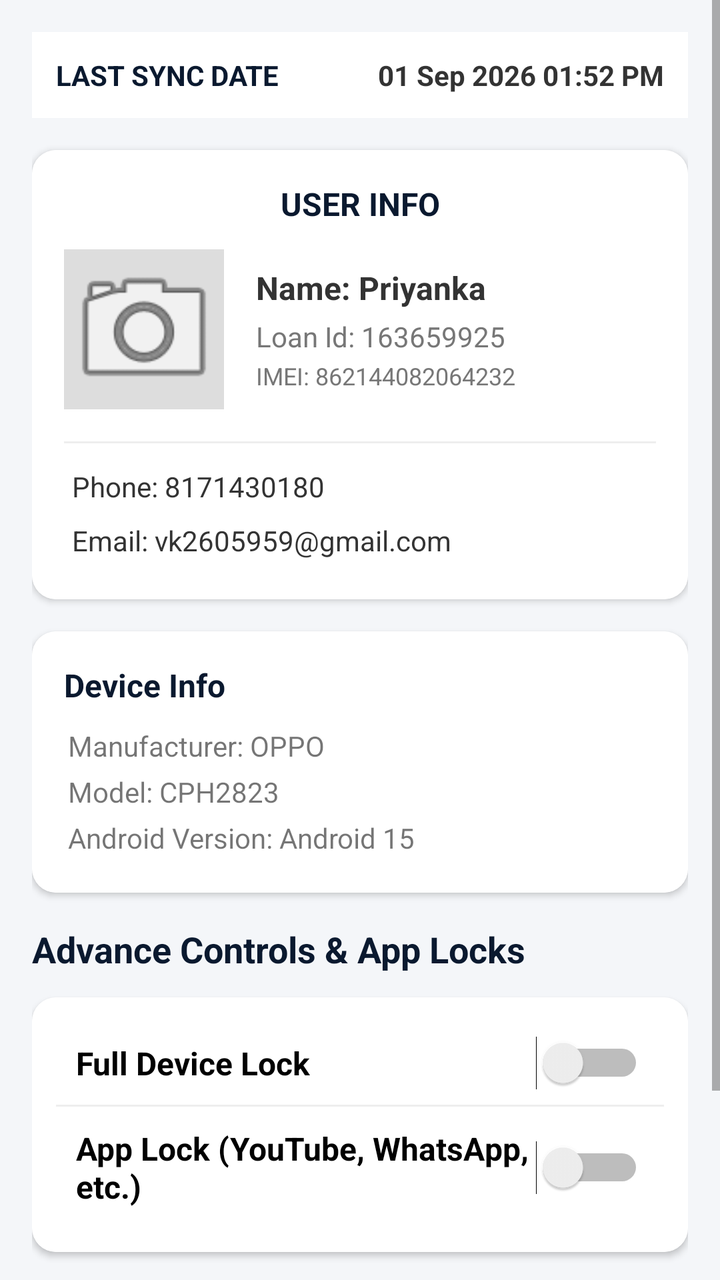
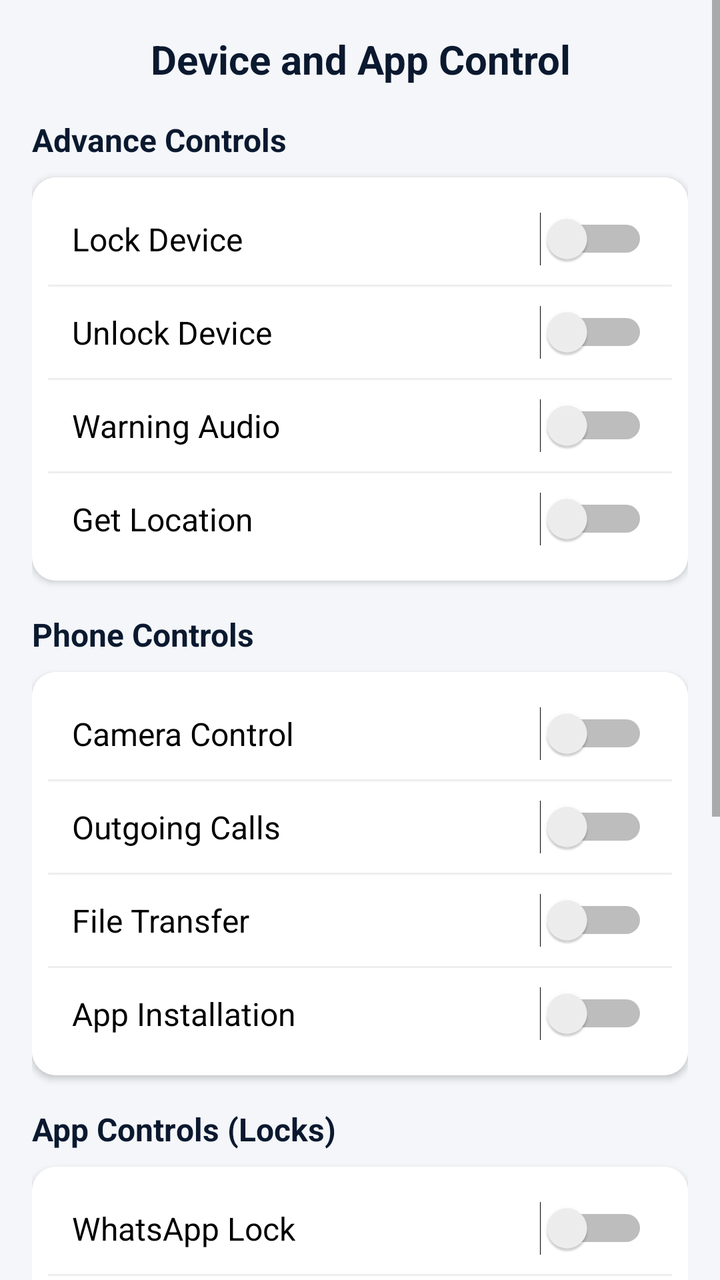

An Android layout rendered at two revisions. The XML below is the earlier revision; the diff shows what the commit changed to produce the second picture.
<!-- AndroidManifest.xml: application theme Theme.AppCompat.Light.NoActionBar -->
<!-- res/layout/activity_customer_detail_control.xml -->
<?xml version="1.0" encoding="utf-8"?>
<ScrollView xmlns:android="http://schemas.android.com/apk/res/android"
    xmlns:app="http://schemas.android.com/apk/res-auto"
    android:layout_width="match_parent"
    android:layout_height="match_parent"
    android:background="@color/colorBackground"
    android:fillViewport="true">

    <LinearLayout
        android:layout_width="match_parent"
        android:layout_height="wrap_content"
        android:orientation="vertical"
        android:padding="16dp">

        
        <LinearLayout
            android:layout_width="match_parent"
            android:layout_height="wrap_content"
            android:background="@color/white"
            android:padding="12dp"
            android:gravity="center_vertical"
            android:orientation="horizontal"
            android:layout_marginBottom="16dp">
            <TextView
                android:layout_width="0dp"
                android:layout_height="wrap_content"
                android:layout_weight="1"
                android:text="LAST SYNC DATE"
                android:textStyle="bold"
                android:textColor="@color/colorPrimary"
                android:textSize="14sp"/>
            <TextView
                android:id="@+id/tvLastSync"
                android:layout_width="wrap_content"
                android:layout_height="wrap_content"
                android:text="01 Sep 2026 01:52 PM"
                android:textColor="@color/colorTextPrimary"
                android:textSize="14sp"
                android:textStyle="bold"/>
        </LinearLayout>

        
        <androidx.cardview.widget.CardView
            android:layout_width="match_parent"
            android:layout_height="wrap_content"
            android:layout_marginBottom="16dp"
            app:cardCornerRadius="12dp"
            app:cardElevation="2dp">
            
            <LinearLayout
                android:layout_width="match_parent"
                android:layout_height="wrap_content"
                android:orientation="vertical"
                android:padding="16dp"
                android:background="@color/white">

                <TextView
                    android:layout_width="match_parent"
                    android:layout_height="wrap_content"
                    android:text="USER INFO"
                    android:gravity="center"
                    android:textStyle="bold"
                    android:textColor="@color/colorPrimary"
                    android:textSize="16sp"
                    android:layout_marginBottom="12dp"/>

                
                <LinearLayout
                    android:layout_width="match_parent"
                    android:layout_height="wrap_content"
                    android:orientation="horizontal"
                    android:gravity="center_vertical"
                    android:layout_marginBottom="16dp">
                    
                    <ImageView
                        android:id="@+id/imgCustomerPhoto"
                        android:layout_width="80dp"
                        android:layout_height="80dp"
                        android:background="#DDDDDD"
                        android:src="@android:drawable/ic_menu_camera"
                        android:scaleType="centerCrop"/>

                    <LinearLayout
                        android:layout_width="0dp"
                        android:layout_height="wrap_content"
                        android:layout_weight="1"
                        android:layout_marginStart="16dp"
                        android:orientation="vertical">
                        
                        <TextView
                            android:id="@+id/tvProfileName"
                            android:layout_width="wrap_content"
                            android:layout_height="wrap_content"
                            android:text="Name: Priyanka"
                            android:textStyle="bold"
                            android:textColor="@color/colorTextPrimary"
                            android:textSize="16sp"/>
                        <TextView
                            android:id="@+id/tvProfileLoanId"
                            android:layout_width="wrap_content"
                            android:layout_height="wrap_content"
                            android:text="Loan Id: 163659925"
                            android:textColor="@color/colorTextSecondary"
                            android:textSize="14sp"
                            android:layout_marginTop="4dp"/>
                        <TextView
                            android:id="@+id/tvProfileImei"
                            android:layout_width="wrap_content"
                            android:layout_height="wrap_content"
                            android:text="IMEI: 862144082064232"
                            android:textColor="@color/colorTextSecondary"
                            android:textSize="12sp"
                            android:layout_marginTop="2dp"/>
                    </LinearLayout>
                </LinearLayout>

                <View android:layout_width="match_parent" android:layout_height="1dp" android:background="#EEEEEE" android:layout_marginBottom="8dp"/>

                <TextView
                    android:id="@+id/tvProfilePhone"
                    android:layout_width="match_parent"
                    android:layout_height="wrap_content"
                    android:text="Phone: 8171430180"
                    android:textSize="14sp"
                    android:textColor="@color/colorTextPrimary"
                    android:padding="4dp"/>
                <TextView
                    android:id="@+id/tvProfileEmail"
                    android:layout_width="match_parent"
                    android:layout_height="wrap_content"
                    android:text="Email: vk2605959@gmail.com"
                    android:textSize="14sp"
                    android:textColor="@color/colorTextPrimary"
                    android:padding="4dp"/>
            </LinearLayout>
        </androidx.cardview.widget.CardView>

        
        <androidx.cardview.widget.CardView
            android:layout_width="match_parent"
            android:layout_height="wrap_content"
            android:layout_marginBottom="16dp"
            app:cardCornerRadius="12dp"
            app:cardElevation="2dp">
            
            <LinearLayout
                android:layout_width="match_parent"
                android:layout_height="wrap_content"
                android:orientation="vertical"
                android:padding="16dp"
                android:background="@color/white">
                <TextView
                    android:layout_width="match_parent"
                    android:layout_height="wrap_content"
                    android:text="Device Info"
                    android:textStyle="bold"
                    android:textColor="@color/colorPrimary"
                    android:textSize="16sp"
                    android:layout_marginBottom="8dp"/>
                <TextView android:layout_width="match_parent" android:layout_height="wrap_content" android:text="Manufacturer: OPPO" android:textSize="14sp" android:padding="2dp"/>
                <TextView android:layout_width="match_parent" android:layout_height="wrap_content" android:text="Model: CPH2823" android:textSize="14sp" android:padding="2dp"/>
                <TextView android:layout_width="match_parent" android:layout_height="wrap_content" android:text="Android Version: Android 15" android:textSize="14sp" android:padding="2dp"/>
            </LinearLayout>
        </androidx.cardview.widget.CardView>

        
        <TextView
            android:layout_width="match_parent"
            android:layout_height="wrap_content"
            android:text="Advance Controls &amp; App Locks"
            android:textStyle="bold"
            android:textColor="@color/colorPrimary"
            android:textSize="18sp"
            android:layout_marginBottom="12dp"/>

        <androidx.cardview.widget.CardView
            android:layout_width="match_parent"
            android:layout_height="wrap_content"
            android:layout_marginBottom="24dp"
            app:cardCornerRadius="12dp">
            
            <LinearLayout
                android:layout_width="match_parent"
                android:layout_height="wrap_content"
                android:orientation="vertical"
                android:background="@color/white"
                android:padding="12dp">

                <Switch
                    android:id="@+id/switchDeviceLock"
                    android:layout_width="match_parent"
                    android:layout_height="wrap_content"
                    android:text="Full Device Lock"
                    android:textSize="16sp"
                    android:textStyle="bold"
                    android:padding="10dp"/>
                <View android:layout_width="match_parent" android:layout_height="1dp" android:background="#EEEEEE"/>

                <Switch
                    android:id="@+id/switchAppLock"
                    android:layout_width="match_parent"
                    android:layout_height="wrap_content"
                    android:text="App Lock (YouTube, WhatsApp, etc.)"
                    android:textSize="16sp"
                    android:textStyle="bold"
                    android:padding="10dp"/>
            </LinearLayout>
        </androidx.cardview.widget.CardView>

        
        <Button
            android:id="@+id/btnUninstallSystem"
            android:layout_width="match_parent"
            android:layout_height="55dp"
            android:text="Uninstall (Remove Device Ownership)"
            android:backgroundTint="#8B0000"
            android:textColor="@color/white"
            android:textSize="15sp"
            android:textStyle="bold"
            android:layout_marginBottom="30dp"/>

    </LinearLayout>
</ScrollView>
<!-- resources referenced by this layout -->
<resources>
  <color name="colorBackground">#F4F6F9</color>
  <color name="colorPrimary">#0A192F</color>
  <color name="colorTextPrimary">#333333</color>
  <color name="colorTextSecondary">#777777</color>
  <color name="white">#FFFFFF</color>
</resources>

<!-- the commit's change to res/layout/activity_customer_detail_control.xml (unified diff, before → after) -->
@@ -12,154 +12,45 @@
         android:orientation="vertical"
         android:padding="16dp">
 
-        
-        <LinearLayout
+        <TextView
             android:layout_width="match_parent"
             android:layout_height="wrap_content"
-            android:background="@color/white"
-            android:padding="12dp"
-            android:gravity="center_vertical"
-            android:orientation="horizontal"
-            android:layout_marginBottom="16dp">
-            <TextView
-                android:layout_width="0dp"
-                android:layout_height="wrap_content"
-                android:layout_weight="1"
-                android:text="LAST SYNC DATE"
-                android:textStyle="bold"
-                android:textColor="@color/colorPrimary"
-                android:textSize="14sp"/>
-            <TextView
-                android:id="@+id/tvLastSync"
-                android:layout_width="wrap_content"
-                android:layout_height="wrap_content"
-                android:text="01 Sep 2026 01:52 PM"
-                android:textColor="@color/colorTextPrimary"
-                android:textSize="14sp"
-                android:textStyle="bold"/>
-        </LinearLayout>
+            android:text="Device and App Control"
+            android:textSize="20sp"
+            android:textStyle="bold"
+            android:textColor="@color/colorPrimary"
+            android:gravity="center"
+            android:layout_marginBottom="16dp"/>
 
         
+        <TextView
+            android:layout_width="match_parent"
+            android:layout_height="wrap_content"
+            android:text="Advance Controls"
+            android:textStyle="bold"
+            android:textColor="@color/colorPrimary"
+            android:textSize="16sp"
+            android:layout_marginBottom="8dp"/>
+
         <androidx.cardview.widget.CardView
             android:layout_width="match_parent"
             android:layout_height="wrap_content"
             android:layout_marginBottom="16dp"
-            app:cardCornerRadius="12dp"
-            app:cardElevation="2dp">
-            
+            app:cardCornerRadius="12dp">
             <LinearLayout
                 android:layout_width="match_parent"
                 android:layout_height="wrap_content"
                 android:orientation="vertical"
-                android:padding="16dp"
-                android:background="@color/white">
+                android:background="@color/white"
+                android:padding="8dp">
 
-                <TextView
-                    android:layout_width="match_parent"
-                    android:layout_height="wrap_content"
-                    android:text="USER INFO"
-                    android:gravity="center"
-                    android:textStyle="bold"
-                    android:textColor="@color/colorPrimary"
-                    android:textSize="16sp"
-                    android:layout_marginBottom="12dp"/>
-
-                
-                <LinearLayout
-                    android:layout_width="match_parent"
-                    android:layout_height="wrap_content"
-                    android:orientation="horizontal"
-                    android:gravity="center_vertical"
-                    android:layout_marginBottom="16dp">
-                    
-                    <ImageView
-                        android:id="@+id/imgCustomerPhoto"
-                        android:layout_width="80dp"
-                        android:layout_height="80dp"
-                        android:background="#DDDDDD"
-                        android:src="@android:drawable/ic_menu_camera"
-                        android:scaleType="centerCrop"/>
-
-                    <LinearLayout
-                        android:layout_width="0dp"
-                        android:layout_height="wrap_content"
-                        android:layout_weight="1"
-                        android:layout_marginStart="16dp"
-                        android:orientation="vertical">
-                        
-                        <TextView
-                            android:id="@+id/tvProfileName"
-                            android:layout_width="wrap_content"
-                            android:layout_height="wrap_content"
-                            android:text="Name: Priyanka"
-                            android:textStyle="bold"
-                            android:textColor="@color/colorTextPrimary"
-                            android:textSize="16sp"/>
-                        <TextView
-                            android:id="@+id/tvProfileLoanId"
-                            android:layout_width="wrap_content"
-                            android:layout_height="wrap_content"
-                            android:text="Loan Id: 163659925"
-                            android:textColor="@color/colorTextSecondary"
-                            android:textSize="14sp"
-                            android:layout_marginTop="4dp"/>
-                        <TextView
-                            android:id="@+id/tvProfileImei"
-                            android:layout_width="wrap_content"
-                            android:layout_height="wrap_content"
-                            android:text="IMEI: 862144082064232"
-                            android:textColor="@color/colorTextSecondary"
-                            android:textSize="12sp"
-                            android:layout_marginTop="2dp"/>
-                    </LinearLayout>
-                </LinearLayout>
-
-                <View android:layout_width="match_parent" android:layout_height="1dp" android:background="#EEEEEE" android:layout_marginBottom="8dp"/>
-
-                <TextView
-                    android:id="@+id/tvProfilePhone"
-                    android:layout_width="match_parent"
-                    android:layout_height="wrap_content"
-                    android:text="Phone: 8171430180"
-                    android:textSize="14sp"
-                    android:textColor="@color/colorTextPrimary"
-                    android:padding="4dp"/>
-                <TextView
-                    android:id="@+id/tvProfileEmail"
-                    android:layout_width="match_parent"
-                    android:layout_height="wrap_content"
-                    android:text="Email: vk2605959@gmail.com"
-                    android:textSize="14sp"
-                    android:textColor="@color/colorTextPrimary"
-                    android:padding="4dp"/>
-            </LinearLayout>
-        </androidx.cardview.widget.CardView>
-
-        
-        <androidx.cardview.widget.CardView
-            android:layout_width="match_parent"
-            android:layout_height="wrap_content"
-            android:layout_marginBottom="16dp"
-            app:cardCornerRadius="12dp"
-            app:cardElevation="2dp">
-            
-            <LinearLayout
-                android:layout_width="match_parent"
-                android:layout_height="wrap_content"
-                android:orientation="vertical"
-                android:padding="16dp"
-                android:background="@color/white">
-                <TextView
-                    android:layout_width="match_parent"
-                    android:layout_height="wrap_content"
-                    android:text="Device Info"
-                    android:textStyle="bold"
-                    android:textColor="@color/colorPrimary"
-                    android:textSize="16sp"
-                    android:layout_marginBottom="8dp"/>
-                <TextView android:layout_width="match_parent" android:layout_height="wrap_content" android:text="Manufacturer: OPPO" android:textSize="14sp" android:padding="2dp"/>
-                <TextView android:layout_width="match_parent" android:layout_height="wrap_content" android:text="Model: CPH2823" android:textSize="14sp" android:padding="2dp"/>
-                <TextView android:layout_width="match_parent" android:layout_height="wrap_content" android:text="Android Version: Android 15" android:textSize="14sp" android:padding="2dp"/>
+                <Switch android:id="@+id/switchLock" android:layout_width="match_parent" android:layout_height="wrap_content" android:text="Lock Device" android:padding="12dp" android:textSize="16sp"/>
+                <View android:layout_width="match_parent" android:layout_height="1dp" android:background="#EEEEEE"/>
+                <Switch android:id="@+id/switchUnlock" android:layout_width="match_parent" android:layout_height="wrap_content" android:text="Unlock Device" android:padding="12dp" android:textSize="16sp"/>
+                <View android:layout_width="match_parent" android:layout_height="1dp" android:background="#EEEEEE"/>
+                <Switch android:id="@+id/switchWarningAudio" android:layout_width="match_parent" android:layout_height="wrap_content" android:text="Warning Audio" android:padding="12dp" android:textSize="16sp"/>
+                <View android:layout_width="match_parent" android:layout_height="1dp" android:background="#EEEEEE"/>
+                <Switch android:id="@+id/switchGetLocation" android:layout_width="match_parent" android:layout_height="wrap_content" android:text="Get Location" android:padding="12dp" android:textSize="16sp"/>
             </LinearLayout>
         </androidx.cardview.widget.CardView>
 
@@ -167,43 +58,67 @@
         <TextView
             android:layout_width="match_parent"
             android:layout_height="wrap_content"
-            android:text="Advance Controls &amp; App Locks"
+            android:text="Phone Controls"
             android:textStyle="bold"
             android:textColor="@color/colorPrimary"
-            android:textSize="18sp"
-            android:layout_marginBottom="12dp"/>
+            android:textSize="16sp"
+            android:layout_marginBottom="8dp"/>
+
+        <androidx.cardview.widget.CardView
+            android:layout_width="match_parent"
+            android:layout_height="wrap_content"
+            android:layout_marginBottom="16dp"
+            app:cardCornerRadius="12dp">
+            <LinearLayout
+                android:layout_width="match_parent"
+                android:layout_height="wrap_content"
+                android:orientation="vertical"
+                android:background="@color/white"
+                android:padding="8dp">
+
+                <Switch android:id="@+id/switchCamera" android:layout_width="match_parent" android:layout_height="wrap_content" android:text="Camera Control" android:padding="12dp" android:textSize="16sp"/>
+                <View android:layout_width="match_parent" android:layout_height="1dp" android:background="#EEEEEE"/>
+                <Switch android:id="@+id/switchOutgoingCalls" android:layout_width="match_parent" android:layout_height="wrap_content" android:text="Outgoing Calls" android:padding="12dp" android:textSize="16sp"/>
+                <View android:layout_width="match_parent" android:layout_height="1dp" android:background="#EEEEEE"/>
+                <Switch android:id="@+id/switchFileTransfer" android:layout_width="match_parent" android:layout_height="wrap_content" android:text="File Transfer" android:padding="12dp" android:textSize="16sp"/>
+                <View android:layout_width="match_parent" android:layout_height="1dp" android:background="#EEEEEE"/>
+                <Switch android:id="@+id/switchAppInstallation" android:layout_width="match_parent" android:layout_height="wrap_content" android:text="App Installation" android:padding="12dp" android:textSize="16sp"/>
+            </LinearLayout>
+        </androidx.cardview.widget.CardView>
+
+        
+        <TextView
+            android:layout_width="match_parent"
+            android:layout_height="wrap_content"
+            android:text="App Controls (Locks)"
+            android:textStyle="bold"
+            android:textColor="@color/colorPrimary"
+            android:textSize="16sp"
+            android:layout_marginBottom="8dp"/>
 
         <androidx.cardview.widget.CardView
             android:layout_width="match_parent"
             android:layout_height="wrap_content"
             android:layout_marginBottom="24dp"
             app:cardCornerRadius="12dp">
-            
             <LinearLayout
                 android:layout_width="match_parent"
                 android:layout_height="wrap_content"
                 android:orientation="vertical"
                 android:background="@color/white"
-                android:padding="12dp">
+                android:padding="8dp">
 
-                <Switch
-                    android:id="@+id/switchDeviceLock"
-                    android:layout_width="match_parent"
-                    android:layout_height="wrap_content"
-                    android:text="Full Device Lock"
-                    android:textSize="16sp"
-                    android:textStyle="bold"
-                    android:padding="10dp"/>
+                <Switch android:id="@+id/switchWhatsapp" android:layout_width="match_parent" android:layout_height="wrap_content" android:text="WhatsApp Lock" android:padding="12dp" android:textSize="16sp"/>
                 <View android:layout_width="match_parent" android:layout_height="1dp" android:background="#EEEEEE"/>
-
-                <Switch
-                    android:id="@+id/switchAppLock"
-                    android:layout_width="match_parent"
-                    android:layout_height="wrap_content"
-                    android:text="App Lock (YouTube, WhatsApp, etc.)"
-                    android:textSize="16sp"
-                    android:textStyle="bold"
-                    android:padding="10dp"/>
+                <Switch android:id="@+id/switchTelegram" android:layout_width="match_parent" android:layout_height="wrap_content" android:text="Telegram Lock" android:padding="12dp" android:textSize="16sp"/>
+                <View android:layout_width="match_parent" android:layout_height="1dp" android:background="#EEEEEE"/>
+                <Switch android:id="@+id/switchChrome" android:layout_width="match_parent" android:layout_height="wrap_content" android:text="Chrome Lock" android:padding="12dp" android:textSize="16sp"/>
+                <View android:layout_width="match_parent" android:layout_height="1dp" android:background="#EEEEEE"/>
+                <Switch android:id="@+id/switchYoutube" android:layout_width="match_parent" android:layout_height="wrap_content" android:text="Youtube Lock" android:padding="12dp" android:textSize="16sp"/>
+                <View android:layout_width="match_parent" android:layout_height="1dp" android:background="#EEEEEE"/>
+                <Switch android:id="@+id/switchInstagram" android:layout_width="match_parent" android:layout_height="wrap_content" android:text="Instagram Lock" android:padding="12dp" android:textSize="16sp"/>
+                <View android:layout_width="match_parent" android:layout_height="1dp" android:background="#EEEEEE"/>
+                <Switch android:id="@+id/switchPhonepe" android:layout_width="match_parent" android:layout_height="wrap_content" android:text="PhonePe Lock" android:padding="12dp" android:textSize="16sp"/>
             </LinearLayout>
         </androidx.cardview.widget.CardView>
 
@@ -212,10 +127,10 @@
             android:id="@+id/btnUninstallSystem"
             android:layout_width="match_parent"
             android:layout_height="55dp"
-            android:text="Uninstall (Remove Device Ownership)"
+            android:text="Uninstall"
             android:backgroundTint="#8B0000"
             android:textColor="@color/white"
-            android:textSize="15sp"
+            android:textSize="16sp"
             android:textStyle="bold"
             android:layout_marginBottom="30dp"/>
 
<!-- resource entries referenced after the edit -->
@@ -2,8 +2,6 @@
 <resources>
   <color name="colorBackground">#F4F6F9</color>
   <color name="colorPrimary">#0A192F</color>
-  <color name="colorTextPrimary">#333333</color>
-  <color name="colorTextSecondary">#777777</color>
   <color name="white">#FFFFFF</color>
 </resources>
 
